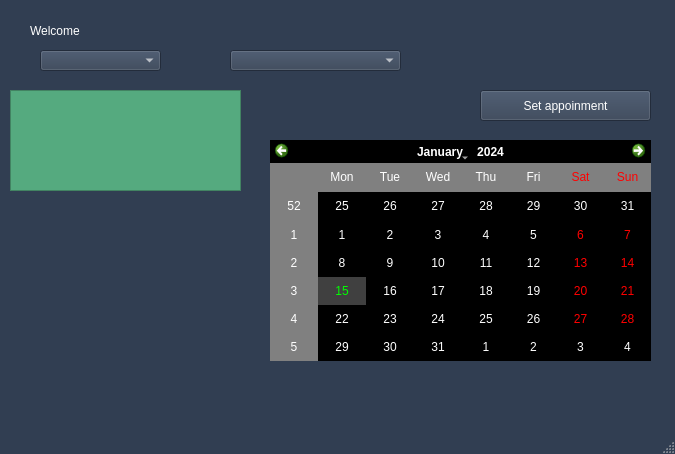
Qt form setAppointment.ui (elsobhano/python_AP_fina) before a commit.
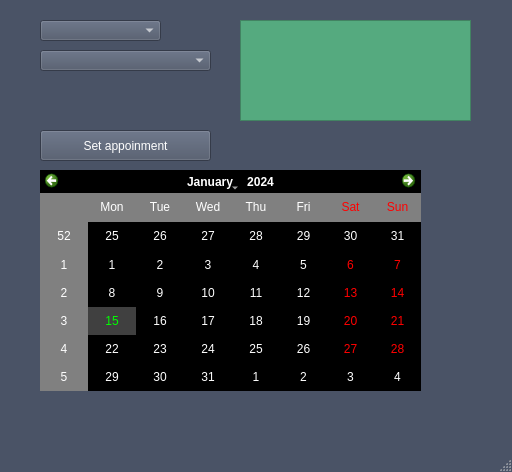
The same form after that commit.

Commit message: add Appointment Window

What changed in the file:
```diff
--- a/setAppointment.ui
+++ b/setAppointment.ui
@@ -6,8 +6,8 @@
    <rect>
     <x>0</x>
     <y>0</y>
-    <width>675</width>
-    <height>454</height>
+    <width>512</width>
+    <height>472</height>
    </rect>
   </property>
   <property name="palette">
@@ -25,45 +25,45 @@
      <colorrole role="Button">
       <brush brushstyle="SolidPattern">
        <color alpha="255">
-        <red>49</red>
-        <green>62</green>
-        <blue>82</blue>
+        <red>74</red>
+        <green>83</green>
+        <blue>102</blue>
        </color>
       </brush>
      </colorrole>
      <colorrole role="Light">
       <brush brushstyle="SolidPattern">
        <color alpha="255">
-        <red>73</red>
-        <green>93</green>
-        <blue>123</blue>
+        <red>111</red>
+        <green>125</green>
+        <blue>153</blue>
        </color>
       </brush>
      </colorrole>
      <colorrole role="Midlight">
       <brush brushstyle="SolidPattern">
        <color alpha="255">
-        <red>61</red>
-        <green>77</green>
-        <blue>102</blue>
+        <red>92</red>
+        <green>104</green>
+        <blue>127</blue>
        </color>
       </brush>
      </colorrole>
      <colorrole role="Dark">
       <brush brushstyle="SolidPattern">
        <color alpha="255">
-        <red>24</red>
-        <green>31</green>
-        <blue>41</blue>
+        <red>37</red>
+        <green>42</green>
+        <blue>51</blue>
        </color>
       </brush>
      </colorrole>
      <colorrole role="Mid">
       <brush brushstyle="SolidPattern">
        <color alpha="255">
-        <red>33</red>
-        <green>41</green>
-        <blue>55</blue>
+        <red>49</red>
+        <green>55</green>
+        <blue>68</blue>
        </color>
       </brush>
      </colorrole>
@@ -106,9 +106,9 @@
      <colorrole role="Window">
       <brush brushstyle="SolidPattern">
        <color alpha="255">
-        <red>49</red>
-        <green>62</green>
-        <blue>82</blue>
+        <red>74</red>
+        <green>83</green>
+        <blue>102</blue>
        </color>
       </brush>
      </colorrole>
@@ -124,9 +124,9 @@
      <colorrole role="AlternateBase">
       <brush brushstyle="SolidPattern">
        <color alpha="255">
-        <red>24</red>
-        <green>31</green>
-        <blue>41</blue>
+        <red>37</red>
+        <green>41</green>
+        <blue>51</blue>
        </color>
       </brush>
      </colorrole>
@@ -171,45 +171,45 @@
      <colorrole role="Button">
       <brush brushstyle="SolidPattern">
        <color alpha="255">
-        <red>49</red>
-        <green>62</green>
-        <blue>82</blue>
+        <red>74</red>
+        <green>83</green>
+        <blue>102</blue>
        </color>
       </brush>
      </colorrole>
      <colorrole role="Light">
       <brush brushstyle="SolidPattern">
        <color alpha="255">
-        <red>73</red>
-        <green>93</green>
-        <blue>123</blue>
+        <red>111</red>
+        <green>125</green>
+        <blue>153</blue>
        </color>
       </brush>
      </colorrole>
      <colorrole role="Midlight">
       <brush brushstyle="SolidPattern">
        <color alpha="255">
-        <red>61</red>
-        <green>77</green>
-        <blue>102</blue>
+        <red>92</red>
+        <green>104</green>
+        <blue>127</blue>
        </color>
       </brush>
      </colorrole>
      <colorrole role="Dark">
       <brush brushstyle="SolidPattern">
        <color alpha="255">
-        <red>24</red>
-        <green>31</green>
-        <blue>41</blue>
+        <red>37</red>
+        <green>42</green>
+        <blue>51</blue>
        </color>
       </brush>
      </colorrole>
      <colorrole role="Mid">
       <brush brushstyle="SolidPattern">
        <color alpha="255">
-        <red>33</red>
-        <green>41</green>
-        <blue>55</blue>
+        <red>49</red>
+        <green>55</green>
+        <blue>68</blue>
        </color>
       </brush>
      </colorrole>
@@ -252,9 +252,9 @@
      <colorrole role="Window">
       <brush brushstyle="SolidPattern">
        <color alpha="255">
-        <red>49</red>
-        <green>62</green>
-        <blue>82</blue>
+        <red>74</red>
+        <green>83</green>
+        <blue>102</blue>
        </color>
       </brush>
      </colorrole>
@@ -270,9 +270,9 @@
      <colorrole role="AlternateBase">
       <brush brushstyle="SolidPattern">
        <color alpha="255">
-        <red>24</red>
-        <green>31</green>
-        <blue>41</blue>
+        <red>37</red>
+        <green>41</green>
+        <blue>51</blue>
        </color>
       </brush>
      </colorrole>
@@ -308,63 +308,63 @@
      <colorrole role="WindowText">
       <brush brushstyle="SolidPattern">
        <color alpha="255">
-        <red>24</red>
-        <green>31</green>
-        <blue>41</blue>
+        <red>37</red>
+        <green>42</green>
+        <blue>51</blue>
        </color>
       </brush>
      </colorrole>
      <colorrole role="Button">
       <brush brushstyle="SolidPattern">
        <color alpha="255">
-        <red>49</red>
-        <green>62</green>
-        <blue>82</blue>
+        <red>74</red>
+        <green>83</green>
+        <blue>102</blue>
        </color>
       </brush>
      </colorrole>
      <colorrole role="Light">
       <brush brushstyle="SolidPattern">
        <color alpha="255">
-        <red>73</red>
-        <green>93</green>
-        <blue>123</blue>
+        <red>111</red>
+        <green>125</green>
+        <blue>153</blue>
        </color>
       </brush>
      </colorrole>
      <colorrole role="Midlight">
       <brush brushstyle="SolidPattern">
        <color alpha="255">
-        <red>61</red>
-        <green>77</green>
-        <blue>102</blue>
+        <red>92</red>
+        <green>104</green>
+        <blue>127</blue>
        </color>
       </brush>
      </colorrole>
      <colorrole role="Dark">
       <brush brushstyle="SolidPattern">
        <color alpha="255">
-        <red>24</red>
-        <green>31</green>
-        <blue>41</blue>
+        <red>37</red>
+        <green>42</green>
+        <blue>51</blue>
        </color>
       </brush>
      </colorrole>
      <colorrole role="Mid">
       <brush brushstyle="SolidPattern">
        <color alpha="255">
-        <red>33</red>
-        <green>41</green>
-        <blue>55</blue>
+        <red>49</red>
+        <green>55</green>
+        <blue>68</blue>
        </color>
       </brush>
      </colorrole>
      <colorrole role="Text">
       <brush brushstyle="SolidPattern">
        <color alpha="255">
-        <red>24</red>
-        <green>31</green>
-        <blue>41</blue>
+        <red>37</red>
+        <green>42</green>
+        <blue>51</blue>
        </color>
       </brush>
      </colorrole>
@@ -380,27 +380,27 @@
      <colorrole role="ButtonText">
       <brush brushstyle="SolidPattern">
        <color alpha="255">
-        <red>24</red>
-        <green>31</green>
-        <blue>41</blue>
+        <red>37</red>
+        <green>42</green>
+        <blue>51</blue>
        </color>
       </brush>
      </colorrole>
      <colorrole role="Base">
       <brush brushstyle="SolidPattern">
        <color alpha="255">
-        <red>49</red>
-        <green>62</green>
-        <blue>82</blue>
+        <red>74</red>
+        <green>83</green>
+        <blue>102</blue>
        </color>
       </brush>
      </colorrole>
      <colorrole role="Window">
       <brush brushstyle="SolidPattern">
        <color alpha="255">
-        <red>49</red>
-        <green>62</green>
-        <blue>82</blue>
+        <red>74</red>
+        <green>83</green>
+        <blue>102</blue>
        </color>
       </brush>
      </colorrole>
@@ -416,9 +416,9 @@
      <colorrole role="AlternateBase">
       <brush brushstyle="SolidPattern">
        <color alpha="255">
-        <red>49</red>
-        <green>62</green>
-        <blue>82</blue>
+        <red>74</red>
+        <green>83</green>
+        <blue>102</blue>
        </color>
       </brush>
      </colorrole>
@@ -456,24 +456,11 @@
    <string>MainWindow</string>
   </property>
   <widget class="QWidget" name="centralwidget">
-   <widget class="QLabel" name="ErrorLabel">
-    <property name="geometry">
-     <rect>
-      <x>30</x>
-      <y>20</y>
-      <width>111</width>
-      <height>21</height>
-     </rect>
-    </property>
-    <property name="text">
-     <string>Welcome</string>
-    </property>
-   </widget>
    <widget class="QCalendarWidget" name="calendarWidget">
     <property name="geometry">
      <rect>
-      <x>270</x>
-      <y>140</y>
+      <x>40</x>
+      <y>170</y>
       <width>381</width>
       <height>221</height>
      </rect>
@@ -490,7 +477,7 @@
     <property name="geometry">
      <rect>
       <x>40</x>
-      <y>50</y>
+      <y>20</y>
       <width>121</width>
       <height>21</height>
      </rect>
@@ -505,8 +492,8 @@
    <widget class="QPushButton" name="appo_Button">
     <property name="geometry">
      <rect>
-      <x>480</x>
-      <y>90</y>
+      <x>40</x>
+      <y>130</y>
       <width>171</width>
       <height>31</height>
      </rect>
@@ -518,7 +505,7 @@
    <widget class="QComboBox" name="Time_Box">
     <property name="geometry">
      <rect>
-      <x>230</x>
+      <x>40</x>
       <y>50</y>
       <width>171</width>
       <height>21</height>
@@ -528,9 +515,9 @@
    <widget class="QLabel" name="Check_Label">
     <property name="geometry">
      <rect>
-      <x>150</x>
-      <y>310</y>
-      <width>281</width>
+      <x>40</x>
+      <y>90</y>
+      <width>181</width>
       <height>21</height>
      </rect>
     </property>
@@ -541,8 +528,8 @@
    <widget class="QTextEdit" name="textEdit">
     <property name="geometry">
      <rect>
-      <x>10</x>
-      <y>90</y>
+      <x>240</x>
+      <y>20</y>
       <width>231</width>
       <height>101</height>
      </rect>
```
Left out of the diff: 2 changed lines with no effect on the pictures. The commit also changes 8 other files.
